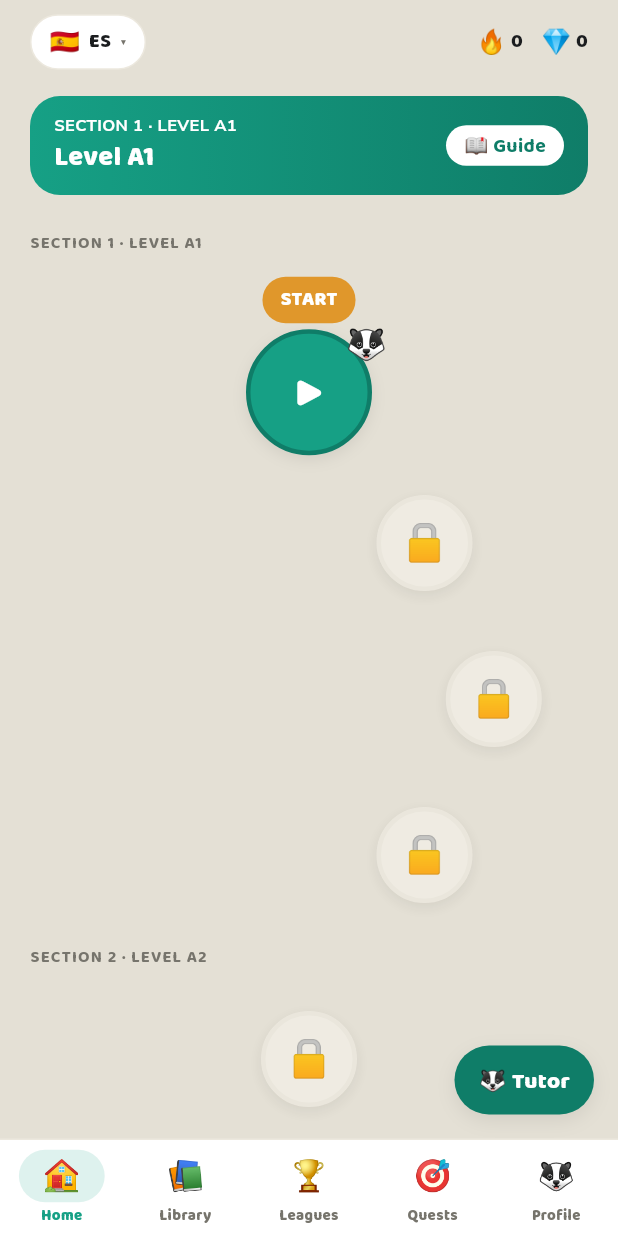
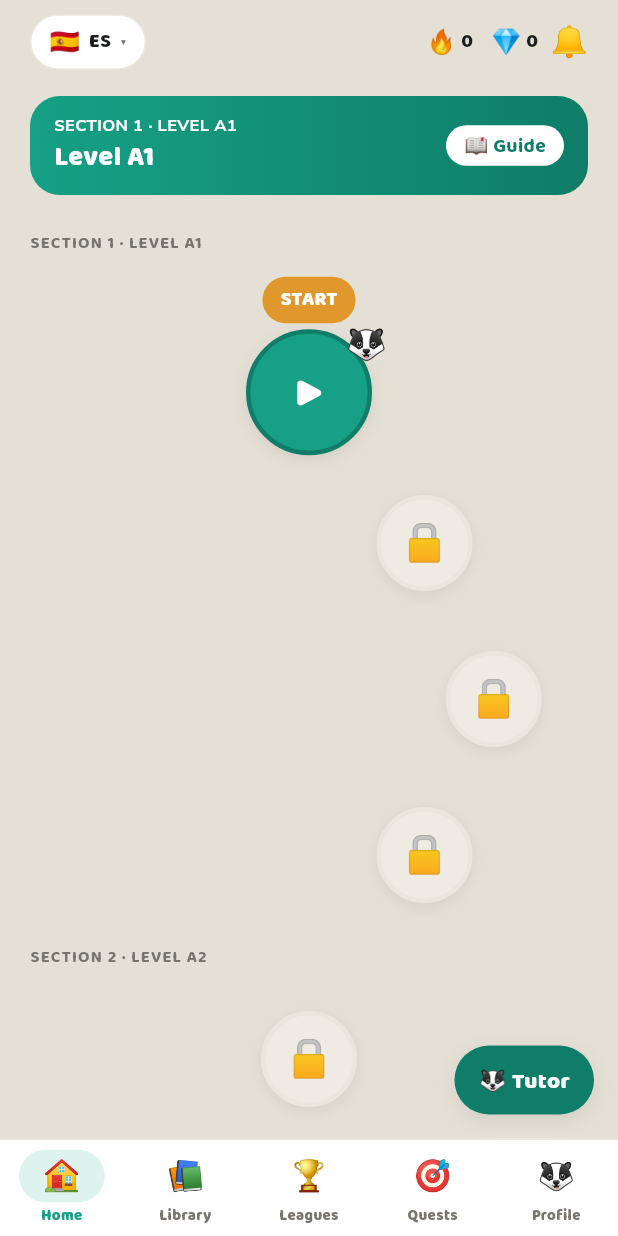
Before and after one commit to globalonlinedeveloper/Project_R, a Flutter app: the screen it shows after launch, on a phone screen of 412 x 824 dp. Run offline on Flutter 3.47's test engine with Material 3 defaults, Android fonts, the phone set to English and light mode, and no system bars; our stand-ins replace flutter_riverpod, freezed_annotation, go_router, shared_preferences, supabase_flutter; accounts and stored records are empty; generated files the repository leaves out were written again.

Commit message:
feat(home): notifications bell + unread badge on the top bar (R-L11)
The shared RatelTopBar gains an opt-in 🔔 action slot (onNotificationsTap +
unreadNotifications). The Home top bar wires it to the S54 in-app inbox
(/notifications) with a coral unread-count badge that caps at 9+, driven by the
REAL unreadNotificationsCountProvider — a fresh account shows the bell with no
badge, never a fabricated count. The slot stays hidden wherever it isn't wired,
so every other screen/test is byte-identical (zero regressions).

Tests: 4 component tests (hidden-without-callback · render+badge+tap · 9+ cap ·
zero-unread shows no badge) + the 360px overflow gauntlet extended with a
bell-bearing bar (fullest right cluster) + a Home wiring test (the bell opens
the real inbox). RTM R-L11 regenerated — now cites home_screen.dart; status
unchanged (Build-ahead); R-L11a/R-L11b untouched (still Pending).

```diff
--- a/lib/core/components/ratel_top_bar.dart
+++ b/lib/core/components/ratel_top_bar.dart
@@ -5,11 +5,12 @@ import '../theme/theme.dart';
 /// Fixed top bar for the tab screens (design spec §3).
 ///
 /// Left = a tappable language flag pill (`🇪🇸 ES ▾`). Right = a cluster of
-/// stat chips. Each stat is OPTIONAL and only renders when a non-null value is
-/// supplied — so a screen surfaces only what is REAL (e.g. energy / diamonds
-/// have no backend engine yet, so they stay hidden rather than showing a faked
-/// number — design spec §6). The cluster scales-down to fit narrow phones, so
-/// it can never overflow the bar.
+/// stat chips plus optional action buttons (🔔 notifications, 🎨 theme). Each
+/// stat is OPTIONAL and only renders when a non-null value is supplied — so a
+/// screen surfaces only what is REAL (e.g. energy / diamonds have no backend
+/// engine yet, so they stay hidden rather than showing a faked number — design
+/// spec §6). The cluster scales-down to fit narrow phones, so it can never
+/// overflow the bar.
 class RatelTopBar extends StatelessWidget {
   const RatelTopBar({
     super.key,
@@ -20,6 +21,8 @@ class RatelTopBar extends StatelessWidget {
     this.energy,
     this.diamonds,
     this.streakFreeze,
+    this.onNotificationsTap,
+    this.unreadNotifications = 0,
     this.onThemeTap,
   });
 
@@ -38,6 +41,15 @@ class RatelTopBar extends StatelessWidget {
 
   /// 💪 streak-freeze count (null hides — no engine yet).
   final int? streakFreeze;
+
+  /// 🔔 opens the in-app notifications inbox (null hides the bell button).
+  final VoidCallback? onNotificationsTap;
+
+  /// Count of earned-but-unseen notifications. Shows a coral count badge on the
+  /// bell when > 0 (0 = bell with no badge). Only meaningful when
+  /// [onNotificationsTap] is supplied, so the count is REAL learner-derived
+  /// state, never a faked number.
+  final int unreadNotifications;
 
   /// 🎨 theme picker (null hides the button).
   final VoidCallback? onThemeTap;
@@ -79,6 +91,11 @@ class RatelTopBar extends StatelessWidget {
                             padding: EdgeInsets.only(left: RatelSpace.sm),
                             child: Text('🎨', style: TextStyle(fontSize: 20)),
                           ),
+                        ),
+                      if (onNotificationsTap != null)
+                        _BellButton(
+                          unread: unreadNotifications,
+                          onTap: onNotificationsTap!,
                         ),
                     ],
                   ),
@@ -170,3 +187,58 @@ class _Stat extends StatelessWidget {
     );
   }
 }
+
+/// 🔔 inbox button with an optional coral unread-count badge. The badge text is
+/// constant-white on the constant coral accent (legible in light AND dark),
+/// while the separating ring uses the theme surface so it reads cleanly on any
+/// bar background. Caps the display at `9+` so the cluster stays compact.
+class _BellButton extends StatelessWidget {
+  const _BellButton({required this.unread, required this.onTap});
+
+  final int unread;
+  final VoidCallback onTap;
+
+  @override
+  Widget build(BuildContext context) {
+    return GestureDetector(
+      behavior: HitTestBehavior.opaque,
+      onTap: onTap,
+      child: Padding(
+        padding: const EdgeInsets.only(left: RatelSpace.sm),
+        child: Stack(
+          clipBehavior: Clip.none,
+          children: <Widget>[
+            const Text('🔔', style: TextStyle(fontSize: 20)),
+            if (unread > 0)
+              Positioned(
+                top: -5,
+                right: -7,
+                child: Container(
+                  padding:
+                      const EdgeInsets.symmetric(horizontal: 4, vertical: 1),
+                  constraints: const BoxConstraints(minWidth: 16),
+                  decoration: BoxDecoration(
+                    color: RatelColors.coral,
+                    borderRadius: BorderRadius.circular(RatelRadius.pill),
+                    border:
+                        Border.all(color: context.palette.white, width: 1.5),
+                  ),
+                  child: Text(
+                    unread > 9 ? '9+' : '$unread',
+                    textAlign: TextAlign.center,
+                    style: const TextStyle(
+                      fontFamily: RatelFont.display,
+                      fontSize: 10,
+                      height: 1.1,
+                      fontWeight: RatelType.extraBold,
+                      color: RatelColors.white,
+                    ),
+                  ),
+                ),
+              ),
+          ],
+        ),
+      ),
+    );
+  }
+}
--- a/lib/features/home/home_screen.dart
+++ b/lib/features/home/home_screen.dart
@@ -5,6 +5,7 @@ import 'package:go_router/go_router.dart';
 import 'package:ratel/app/app_providers.dart';
 import 'package:ratel/core/core.dart';
 import 'package:ratel/features/learning_path/course_spine.dart';
+import 'package:ratel/features/notifications/notifications_controller.dart';
 
 /// Home tab (🏠) — the learning path, design spec §4.1. A Duolingo-style winding
 /// path of lesson nodes.
@@ -55,9 +56,12 @@ class HomeScreen extends ConsumerWidget {
   Widget build(BuildContext context, WidgetRef ref) {
     final LearnerSnapshot snap = ref.watch(learnerControllerProvider);
     final CourseSpine spine = ref.watch(courseSpineProvider);
+    // R-L11 inbox surface: the Home top-bar bell + unread badge open the
+    // in-app notifications feed (a real, learner-derived count — never faked).
+    final int unread = ref.watch(unreadNotificationsCountProvider);
 
     if (spine.isEmpty) {
-      return _emptyState(context, snap.streakDays, snap.diamonds, snap.streakFreezes);
+      return _emptyState(context, snap.streakDays, snap.diamonds, snap.streakFreezes, unread);
     }
 
     final List<_Node> nodes = _flatten(spine);
@@ -80,7 +84,9 @@ class HomeScreen extends ConsumerWidget {
                     streak: snap.streakDays,
                     diamonds: '${snap.diamonds}',
                     streakFreeze:
-                        snap.streakFreezes > 0 ? snap.streakFreezes : null),
+                        snap.streakFreezes > 0 ? snap.streakFreezes : null,
+                    unreadNotifications: unread,
+                    onNotificationsTap: () => context.push('/notifications')),
                 _unitBanner(context, current),
                 Expanded(
                   child: ListView.builder(
@@ -104,7 +110,7 @@ class HomeScreen extends ConsumerWidget {
     );
   }
 
-  Widget _emptyState(BuildContext context, int streak, int diamonds, int streakFreezes) {
+  Widget _emptyState(BuildContext context, int streak, int diamonds, int streakFreezes, int unread) {
     return Container(
       key: const ValueKey<String>('tab-home'),
       color: context.palette.cream,
@@ -118,7 +124,9 @@ class HomeScreen extends ConsumerWidget {
                 langCode: '',
                 streak: streak,
                 diamonds: '$diamonds',
-                streakFreeze: streakFreezes > 0 ? streakFreezes : null),
+                streakFreeze: streakFreezes > 0 ? streakFreezes : null,
+                unreadNotifications: unread,
+                onNotificationsTap: () => context.push('/notifications')),
             Expanded(
               child: Center(
                 child: Padding(
```
Also changed, not shown: 3 other files.
